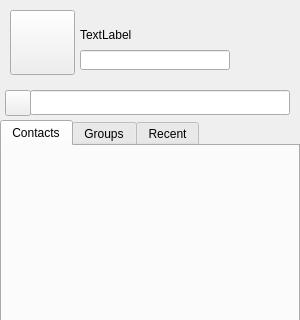
First picture: the form in ui/maininterface.ui, repository Jacksonlike/Singko, before the edit; both pictures show x 0 to 300 and y 0 to 320 of the 300 by 650 pixel window.
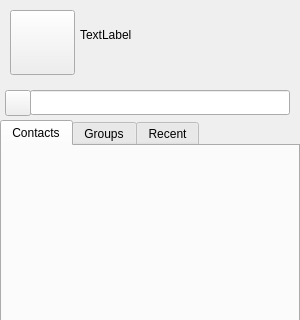
Second picture: the form after the edit.

What changed in the file:
```diff
--- a/ui/maininterface.ui
+++ b/ui/maininterface.ui
@@ -28,31 +28,6 @@
   <property name="windowTitle">
    <string notr="true">Singko</string>
   </property>
-  <widget class="QLineEdit" name="signature">
-   <property name="enabled">
-    <bool>true</bool>
-   </property>
-   <property name="geometry">
-    <rect>
-     <x>80</x>
-     <y>50</y>
-     <width>150</width>
-     <height>20</height>
-    </rect>
-   </property>
-   <property name="minimumSize">
-    <size>
-     <width>150</width>
-     <height>20</height>
-    </size>
-   </property>
-   <property name="maximumSize">
-    <size>
-     <width>150</width>
-     <height>20</height>
-    </size>
-   </property>
-  </widget>
   <widget class="QPushButton" name="head">
    <property name="geometry">
     <rect>
```
Left out of the diff: 2 changed lines with no effect on the pictures.
